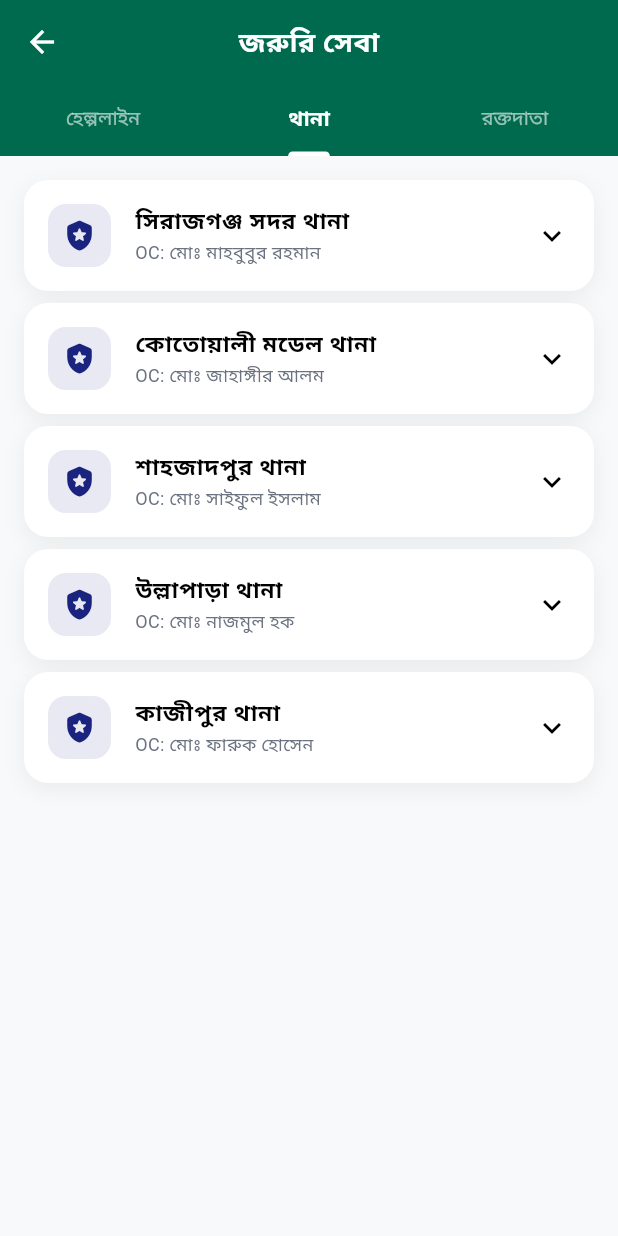
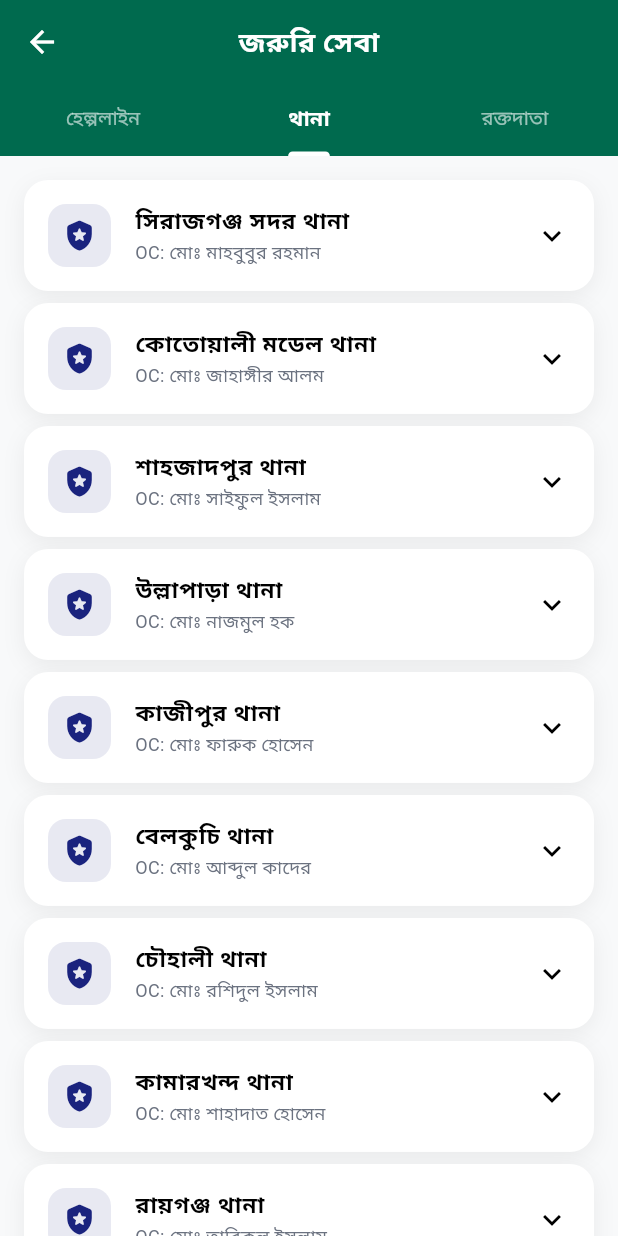
Before and after one commit to Atikul-debug/Jelasheba-App, a Flutter app: the EmergencyScreen screen opened directly, tab 2 chosen, on a phone screen of 412 x 824 dp. Run offline on Flutter 3.47's test engine with Material 3 defaults, Android fonts, the phone set to English and light mode, and no system bars; our stand-ins replace shared_preferences; accounts and stored records are empty.

Commit message:
Add all 13 Sirajganj district police stations to emergency screen
Added 8 new thanas (previously had 5):
6. বেলকুচি থানা (24.3700°N, 89.6800°E)
7. চৌহালী থানা (24.3833°N, 89.7500°E)
8. কামারখন্দ থানা (24.3500°N, 89.5833°E)
9. রায়গঞ্জ থানা (24.2700°N, 89.5200°E)
10. তাড়াশ থানা (24.2600°N, 89.4600°E)
11. এনায়েতপুর থানা (24.3520°N, 89.6840°E)
12. সলঙ্গা থানা (24.2000°N, 89.6000°E)
13. চৌহালী বাজার থানা (24.3900°N, 89.7600°E)

Co-Authored-By: Claude Opus 4.6 (1M context) <noreply@anthropic.com>

```diff
--- a/lib/features/emergency/screens/emergency_screen.dart
+++ b/lib/features/emergency/screens/emergency_screen.dart
@@ -25,11 +25,20 @@ class _EmergencyScreenState extends State<EmergencyScreen> {
   ];
 
   final List<PoliceStation> _policeStations = [
+    // সিরাজগঞ্জ জেলার সকল থানা (১৩টি)
     PoliceStation(name: 'Sirajganj Sadar', nameBn: 'সিরাজগঞ্জ সদর থানা', ocName: 'মোঃ মাহবুবুর রহমান', phone: '01713-373001', address: 'সদর, সিরাজগঞ্জ', latitude: 24.4534, longitude: 89.7003),
     PoliceStation(name: 'Kotwali Model', nameBn: 'কোতোয়ালী মডেল থানা', ocName: 'মোঃ জাহাঙ্গীর আলম', phone: '01713-373002', address: 'কোতোয়ালী, সিরাজগঞ্জ', latitude: 24.4520, longitude: 89.6990),
     PoliceStation(name: 'Shahjadpur', nameBn: 'শাহজাদপুর থানা', ocName: 'মোঃ সাইফুল ইসলাম', phone: '01713-373003', address: 'শাহজাদপুর, সিরাজগঞ্জ', latitude: 24.1833, longitude: 89.5917),
     PoliceStation(name: 'Ullapara', nameBn: 'উল্লাপাড়া থানা', ocName: 'মোঃ নাজমুল হক', phone: '01713-373004', address: 'উল্লাপাড়া, সিরাজগঞ্জ', latitude: 24.3167, longitude: 89.5500),
     PoliceStation(name: 'Kazipur', nameBn: 'কাজীপুর থানা', ocName: 'মোঃ ফারুক হোসেন', phone: '01713-373005', address: 'কাজীপুর, সিরাজগঞ্জ', latitude: 24.6333, longitude: 89.6167),
+    PoliceStation(name: 'Belkuchi', nameBn: 'বেলকুচি থানা', ocName: 'মোঃ আব্দুল কাদের', phone: '01713-373006', address: 'বেলকুচি, সিরাজগঞ্জ', latitude: 24.3700, longitude: 89.6800),
+    PoliceStation(name: 'Chauhali', nameBn: 'চৌহালী থানা', ocName: 'মোঃ রশিদুল ইসলাম', phone: '01713-373007', address: 'চৌহালী, সিরাজগঞ্জ', latitude: 24.3833, longitude: 89.7500),
+    PoliceStation(name: 'Kamarkhanda', nameBn: 'কামারখন্দ থানা', ocName: 'মোঃ শাহাদাত হোসেন', phone: '01713-373008', address: 'কামারখন্দ, সিরাজগঞ্জ', latitude: 24.3500, longitude: 89.5833),
+    PoliceStation(name: 'Raiganj', nameBn: 'রায়গঞ্জ থানা', ocName: 'মোঃ তারিকুল ইসলাম', phone: '01713-373009', address: 'রায়গঞ্জ, সিরাজগঞ্জ', latitude: 24.2700, longitude: 89.5200),
+    PoliceStation(name: 'Tarash', nameBn: 'তাড়াশ থানা', ocName: 'মোঃ মোস্তাফিজুর রহমান', phone: '01713-373010', address: 'তাড়াশ, সিরাজগঞ্জ', latitude: 24.2600, longitude: 89.4600),
+    PoliceStation(name: 'Enayetpur', nameBn: 'এনায়েতপুর থানা', ocName: 'মোঃ আনোয়ার হোসেন', phone: '01713-373011', address: 'এনায়েতপুর, কামারখন্দ, সিরাজগঞ্জ', latitude: 24.3520, longitude: 89.6840),
+    PoliceStation(name: 'Salanga', nameBn: 'সলঙ্গা থানা', ocName: 'মোঃ ইকবাল হোসেন', phone: '01713-373012', address: 'সলঙ্গা, শাহজাদপুর, সিরাজগঞ্জ', latitude: 24.2000, longitude: 89.6000),
+    PoliceStation(name: 'Chowhali Bazar', nameBn: 'চৌহালী বাজার থানা', ocName: 'মোঃ রফিকুল ইসলাম', phone: '01713-373013', address: 'চৌহালী বাজার, সিরাজগঞ্জ', latitude: 24.3900, longitude: 89.7600),
   ];
 
   final List<BloodDonor> _bloodDonors = [
```
